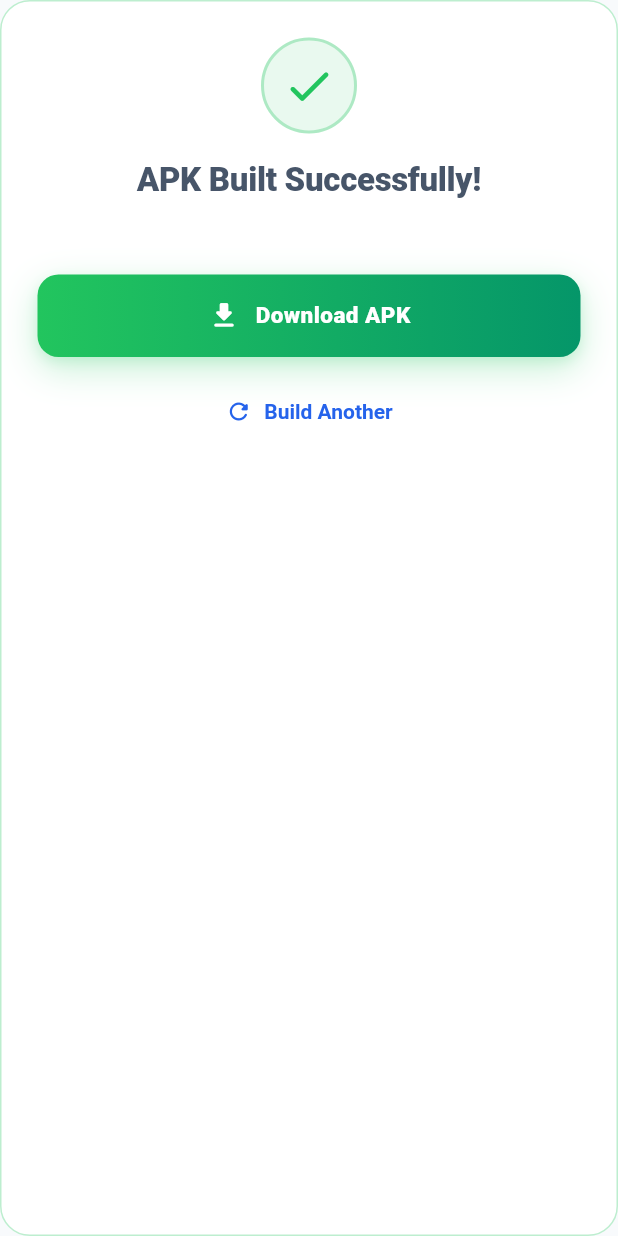
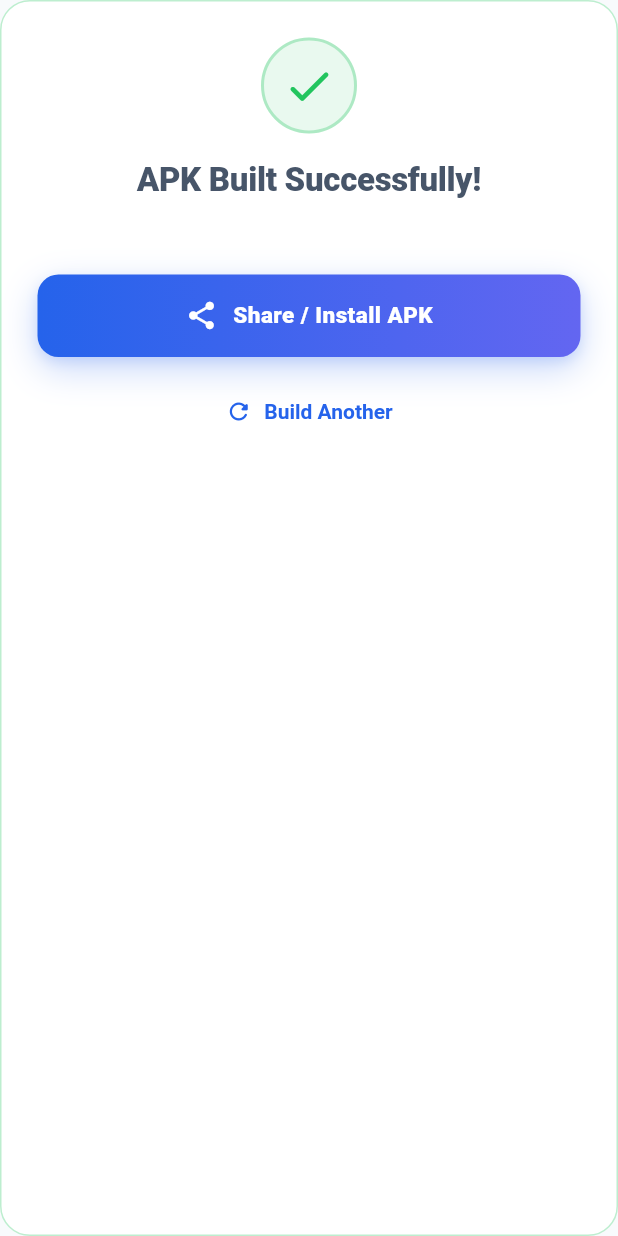
Before and after one commit to pankajsharma0001/smart-pulchowk-flutter, a Flutter app: the _BuildComplete widget shown alone on an empty page, opened directly with empty values, on a phone screen of 412 x 824 dp. Run offline on Flutter 3.47's test engine with Material 3 defaults, Android fonts, the phone set to English and light mode, and no system bars; our stand-ins replace cached_network_image, confetti, connectivity_plus, file_picker, firebase_analytics, firebase_auth and 17 more; missing offline and left inert: add_2_calendar, maplibre_gl, pdfx; accounts and stored records are empty.

Commit message:
feat: add WiFi login APK generator page with build polling and download functionality

```diff
--- a/lib/features/wifi_login/wifi_login_page.dart
+++ b/lib/features/wifi_login/wifi_login_page.dart
@@ -1,9 +1,14 @@
 import 'dart:async';
+import 'dart:io';
+import 'dart:typed_data';
 import 'package:flutter/material.dart';
 import 'package:smart_pulchowk/core/theme/app_theme.dart';
 import 'package:smart_pulchowk/core/services/haptic_service.dart';
 import 'package:smart_pulchowk/features/wifi_login/wifi_login_service.dart';
 import 'package:url_launcher/url_launcher.dart';
+import 'package:path_provider/path_provider.dart';
+import 'package:share_plus/share_plus.dart';
+import 'package:http/http.dart' as http;
 
 class WifiLoginPage extends StatefulWidget {
   const WifiLoginPage({super.key});
@@ -27,6 +32,11 @@ class _WifiLoginPageState extends State<WifiLoginPage>
   String? _apkName;
   List<BuildStep> _steps = [];
   Timer? _pollTimer;
+
+  // Download state
+  bool _isDownloading = false;
+  double _downloadProgress = 0.0;
+  String? _localApkPath;
 
   // Animations
   late AnimationController _pulseController;
@@ -153,35 +163,93 @@ class _WifiLoginPageState extends State<WifiLoginPage>
     if (_downloadUrl == null) return;
     haptics.mediumImpact();
 
+    // If already downloaded and file exists, trigger share sheet directly
+    if (_localApkPath != null) {
+      final file = File(_localApkPath!);
+      if (await file.exists()) {
         try {
-      final uri = Uri.parse(_downloadUrl!);
-      final launched = await launchUrl(
-        uri,
-        mode: LaunchMode.externalApplication,
+          await Share.shareXFiles(
+            [XFile(_localApkPath!)],
+            text: 'Install the Campus WiFi Auto-Login APK',
           );
-      if (!launched && mounted) {
-        ScaffoldMessenger.of(context).showSnackBar(
-          SnackBar(
-            content: const Text('Could not open download link. Trying in browser...'),
-            backgroundColor: AppColors.primary,
-            behavior: SnackBarBehavior.floating,
-            shape: RoundedRectangleBorder(borderRadius: BorderRadius.circular(10)),
-          ),
+          return;
+        } catch (e) {
+          debugPrint('WifiLoginPage: Share error: $e');
+        }
+      }
+    }
+
+    setState(() {
+      _isDownloading = true;
+      _downloadProgress = 0.0;
+    });
+
+    try {
+      final client = http.Client();
+      final request = http.Request('GET', Uri.parse(_downloadUrl!));
+      final response = await client.send(request);
+
+      if (response.statusCode != 200) {
+        throw Exception('Server returned status code ${response.statusCode}');
+      }
+
+      final totalBytes = response.contentLength ?? 0;
+      var downloadedBytes = 0;
+      final chunks = <List<int>>[];
+
+      await for (final chunk in response.stream) {
+        chunks.add(chunk);
+        downloadedBytes += chunk.length;
+        if (mounted && totalBytes > 0) {
+          setState(() {
+            _downloadProgress = downloadedBytes / totalBytes;
+          });
+        }
+      }
+
+      final bytes = Uint8List(downloadedBytes);
+      var offset = 0;
+      for (final chunk in chunks) {
+        bytes.setRange(offset, offset + chunk.length, chunk);
+        offset += chunk.length;
+      }
+
+      final tempDir = await getTemporaryDirectory();
+      final apkName = _apkName ?? 'pcampus-login.apk';
+      final file = File('${tempDir.path}/$apkName');
+      await file.writeAsBytes(bytes);
+
+      if (!mounted) return;
+      haptics.success();
+      setState(() {
+        _isDownloading = false;
+        _downloadProgress = 1.0;
+        _localApkPath = file.path;
+      });
+
+      await Share.shareXFiles(
+        [XFile(file.path)],
+        text: 'Install the Campus WiFi Auto-Login APK',
       );
-        // Fallback: try in-app browser
-        await launchUrl(uri, mode: LaunchMode.inAppBrowserView);
-      }
     } catch (e) {
       debugPrint('WifiLoginPage: Download error: $e');
       if (mounted) {
+        setState(() {
+          _isDownloading = false;
+        });
         ScaffoldMessenger.of(context).showSnackBar(
           SnackBar(
-            content: Text('Download failed: $e'),
+            content: Text('Download failed: $e. Opening in browser...'),
             backgroundColor: const Color(0xFFEF4444),
             behavior: SnackBarBehavior.floating,
             shape: RoundedRectangleBorder(borderRadius: BorderRadius.circular(10)),
           ),
         );
+        // Fallback: try opening in external browser
+        try {
+          final uri = Uri.parse(_downloadUrl!);
+          await launchUrl(uri, mode: LaunchMode.externalApplication);
+        } catch (_) {}
       }
     }
   }
@@ -198,6 +266,9 @@ class _WifiLoginPageState extends State<WifiLoginPage>
       _downloadUrl = null;
       _apkName = null;
       _steps = [];
+      _isDownloading = false;
+      _downloadProgress = 0.0;
+      _localApkPath = null;
     });
   }
 
@@ -263,6 +334,9 @@ class _WifiLoginPageState extends State<WifiLoginPage>
                 onDownload: _downloadApk,
                 onReset: _resetBuild,
                 isDark: isDark,
+                isDownloading: _isDownloading,
+                downloadProgress: _downloadProgress,
+                localApkPath: _localApkPath,
               ),
 
             // ── Build Error with Retry ──
@@ -859,12 +933,18 @@ class _BuildComplete extends StatelessWidget {
   final VoidCallback onDownload;
   final VoidCallback onReset;
   final bool isDark;
+  final bool isDownloading;
+  final double downloadProgress;
+  final String? localApkPath;
 
   const _BuildComplete({
     required this.apkName,
     required this.onDownload,
     required this.onReset,
     required this.isDark,
+    required this.isDownloading,
+    required this.downloadProgress,
+    required this.localApkPath,
   });
 
   @override
@@ -918,7 +998,58 @@ class _BuildComplete extends StatelessWidget {
           ),
           const SizedBox(height: 24),
 
-          // Download button
+          // Download / Share action
+          if (isDownloading)
+            Container(
+              width: double.infinity,
+              padding: const EdgeInsets.all(16),
+              decoration: BoxDecoration(
+                color: isDark
+                    ? Colors.white.withValues(alpha: 0.05)
+                    : Colors.grey.withValues(alpha: 0.06),
+                borderRadius: BorderRadius.circular(14),
+                border: Border.all(
+                  color: (isDark ? AppColors.borderDark : AppColors.borderLight)
+                      .withValues(alpha: 0.5),
+                ),
+              ),
+              child: Column(
+                children: [
+                  Row(
+                    mainAxisAlignment: MainAxisAlignment.spaceBetween,
+                    children: [
+                      Text(
+                        'Downloading...',
+                        style: TextStyle(
+                          fontWeight: FontWeight.w700,
+                          color: isDark ? Colors.white70 : Colors.black87,
+                        ),
+                      ),
+                      Text(
+                        '${(downloadProgress * 100).toStringAsFixed(0)}%',
+                        style: const TextStyle(
+                          fontWeight: FontWeight.w900,
+                          color: AppColors.success,
+                        ),
+                      ),
+                    ],
+                  ),
+                  const SizedBox(height: 10),
+                  ClipRRect(
+                    borderRadius: BorderRadius.circular(4),
+                    child: LinearProgressIndicator(
+                      value: downloadProgress > 0 ? downloadProgress : null,
+                      backgroundColor: isDark
+                          ? Colors.white.withValues(alpha: 0.1)
+                          : Colors.black.withValues(alpha: 0.05),
+                      valueColor: const AlwaysStoppedAnimation<Color>(AppColors.success),
+                      minHeight: 6,
+                    ),
+                  ),
+                ],
+              ),
+            )
+          else
             InkWell(
               onTap: onDownload,
               borderRadius: BorderRadius.circular(14),
@@ -926,20 +1057,28 @@ class _BuildComplete extends StatelessWidget {
                 width: double.infinity,
                 padding: const EdgeInsets.symmetric(vertical: 16),
                 decoration: BoxDecoration(
-                gradient: const LinearGradient(
-                  colors: [AppColors.success, Color(0xFF059669)],
+                  gradient: LinearGradient(
+                    colors: localApkPath != null
+                        ? [AppColors.primary, AppColors.secondary]
+                        : [AppColors.success, const Color(0xFF059669)],
                   ),
                   borderRadius: BorderRadius.circular(14),
-                boxShadow: AppShadows.glow(AppColors.success),
+                  boxShadow: AppShadows.glow(
+                    localApkPath != null ? AppColors.primary : AppColors.success,
                   ),
-              child: const Row(
+                ),
+                child: Row(
                   mainAxisAlignment: MainAxisAlignment.center,
                   children: [
-                  Icon(Icons.download_rounded, color: Colors.white, size: 22),
-                  SizedBox(width: 10),
+                    Icon(
+                      localApkPath != null ? Icons.share_rounded : Icons.download_rounded,
+                      color: Colors.white,
+                      size: 22,
+                    ),
+                    const SizedBox(width: 10),
                     Text(
-                    'Download APK',
-                    style: TextStyle(
+                      localApkPath != null ? 'Share / Install APK' : 'Download APK',
+                      style: const TextStyle(
                         color: Colors.white,
                         fontSize: 15,
                         fontWeight: FontWeight.w800,
```
Lines whose indentation alone changed are shown as unchanged.
